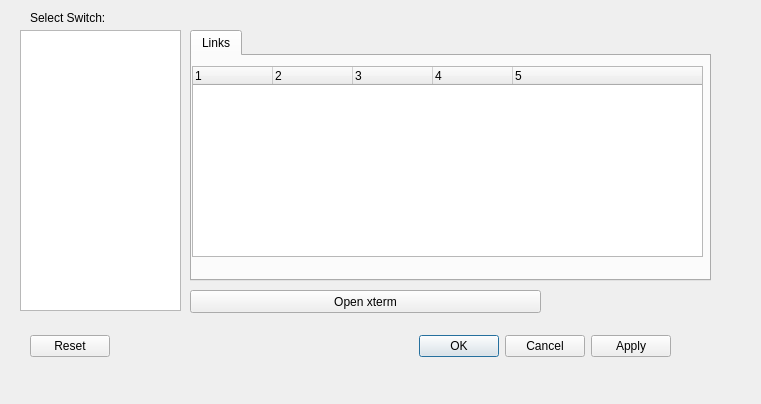
Before: the Qt Designer form confSwitch.ui in koppd/mt, drawn with Qt 5.
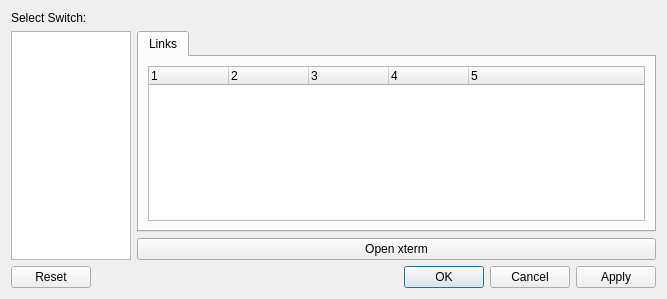
After: the same form once the commit is applied.

Commit message: Layout verbessert

Patch:
```diff
--- a/confSwitch.ui
+++ b/confSwitch.ui
@@ -6,74 +6,56 @@
    <rect>
     <x>0</x>
     <y>0</y>
-    <width>761</width>
-    <height>404</height>
+    <width>667</width>
+    <height>299</height>
    </rect>
   </property>
   <property name="windowTitle">
    <string>Configure Switch</string>
   </property>
-  <widget class="QDialogButtonBox" name="buttonBox">
-   <property name="geometry">
-    <rect>
-     <x>30</x>
-     <y>330</y>
-     <width>641</width>
-     <height>32</height>
-    </rect>
-   </property>
-   <property name="orientation">
-    <enum>Qt::Horizontal</enum>
-   </property>
-   <property name="standardButtons">
-    <set>QDialogButtonBox::Apply|QDialogButtonBox::Cancel|QDialogButtonBox::Ok|QDialogButtonBox::Reset</set>
-   </property>
-  </widget>
+  <layout class="QGridLayout" name="gridLayout_2">
+   <item row="0" column="0">
   <widget class="QLabel" name="label">
-   <property name="geometry">
-    <rect>
-     <x>30</x>
-     <y>10</y>
-     <width>111</width>
-     <height>16</height>
-    </rect>
-   </property>
    <property name="text">
     <string>Select Switch:</string>
    </property>
   </widget>
+   </item>
+   <item row="1" column="0" rowspan="2">
   <widget class="QListWidget" name="listSwitch">
-   <property name="geometry">
-    <rect>
-     <x>20</x>
-     <y>30</y>
-     <width>161</width>
-     <height>281</height>
-    </rect>
-   </property>
-  </widget>
+     <property name="sizePolicy">
+      <sizepolicy hsizetype="Fixed" vsizetype="Expanding">
+       <horstretch>0</horstretch>
+       <verstretch>0</verstretch>
+      </sizepolicy>
+     </property>
+     <property name="maximumSize">
+      <size>
+       <width>120</width>
+       <height>16777215</height>
+      </size>
+     </property>
+    </widget>
+   </item>
+   <item row="2" column="1">
   <widget class="QPushButton" name="pushButton_5">
-   <property name="geometry">
-    <rect>
-     <x>190</x>
-     <y>290</y>
-     <width>351</width>
-     <height>23</height>
-    </rect>
-   </property>
    <property name="text">
     <string>Open xterm</string>
    </property>
   </widget>
+   </item>
+   <item row="3" column="0" colspan="2">
+    <widget class="QDialogButtonBox" name="buttonBox">
+     <property name="orientation">
+      <enum>Qt::Horizontal</enum>
+     </property>
+     <property name="standardButtons">
+      <set>QDialogButtonBox::Apply|QDialogButtonBox::Cancel|QDialogButtonBox::Ok|QDialogButtonBox::Reset</set>
+     </property>
+    </widget>
+   </item>
+   <item row="1" column="1">
   <widget class="QTabWidget" name="tabWidget">
-   <property name="geometry">
-    <rect>
-     <x>190</x>
-     <y>30</y>
-     <width>521</width>
-     <height>251</height>
-    </rect>
-   </property>
    <property name="currentIndex">
     <number>0</number>
    </property>
@@ -81,15 +63,9 @@
     <attribute name="title">
      <string>Links</string>
     </attribute>
+      <layout class="QGridLayout" name="gridLayout">
+       <item row="0" column="0">
     <widget class="QTreeWidget" name="treeInterfaces">
-     <property name="geometry">
-      <rect>
-       <x>0</x>
-       <y>10</y>
-       <width>511</width>
-       <height>191</height>
-      </rect>
-     </property>
      <property name="columnCount">
       <number>5</number>
      </property>
@@ -122,8 +98,12 @@
       </property>
      </column>
     </widget>
-   </widget>
-  </widget>
+       </item>
+      </layout>
+     </widget>
+    </widget>
+   </item>
+  </layout>
  </widget>
  <resources/>
  <connections>
```
Lines whose indentation alone changed are shown as unchanged. The commit also changes 4 other files.
